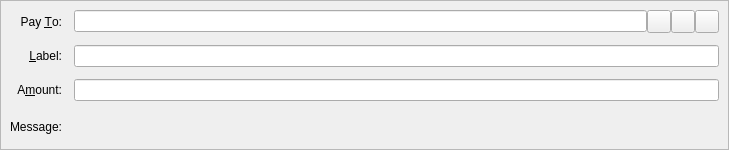
Old version of the form src/qt/forms/sendcoinsentry.ui in the repository smileycoin/smileyCoin.
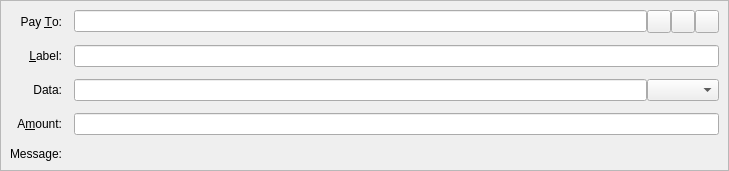
New version of the form. Icons and pictures are not drawn. Custom widgets are drawn as their Qt base class.

Commit message:
1. Send data as hex or ascii from wallet
2. Display transaction data in wallet

3. Sort and search data in wallet

```diff
--- a/src/qt/forms/sendcoinsentry.ui
+++ b/src/qt/forms/sendcoinsentry.ui
@@ -126,6 +126,40 @@
      </widget>
     </item>
     <item row="2" column="0">
+     <widget class="QLabel" name="dataLabel">
+      <property name="text">
+       <string>Data:</string>
+      </property>
+      <property name="alignment">
+       <set>Qt::AlignRight|Qt::AlignTrailing|Qt::AlignVCenter</set>
+      </property>
+      <property name="buddy">
+       <cstring>addAsData</cstring>
+      </property>
+     </widget>
+    </item>
+    <item row="2" column="1">
+     <layout class="QHBoxLayout" name="dataLayout">
+      <property name="spacing">
+       <number>0</number>
+      </property>
+      <item>
+       <widget class="QLineEdit" name="addAsData">
+       <property name="toolTip">
+        <string>Data to be sent with this transaction.</string>
+       </property>
+       </widget>
+      </item>
+      <item>
+       <widget class="QComboBox" name="addAsData2">
+       <property name="toolTip">
+        <string>Data can be sent as hexadecimal or unicode.</string>
+       </property>
+       </widget>
+      </item>
+     </layout>
+    </item>
+    <item row="3" column="0">
      <widget class="QLabel" name="amountLabel">
       <property name="text">
        <string>A&amp;mount:</string>
@@ -138,10 +172,10 @@
       </property>
      </widget>
     </item>
-    <item row="2" column="1">
+    <item row="3" column="1">
      <widget class="BitcoinAmountField" name="payAmount"/>
     </item>
-    <item row="3" column="0">
+    <item row="4" column="0">
      <widget class="QLabel" name="messageLabel">
       <property name="text">
        <string>Message:</string>
@@ -151,7 +185,7 @@
       </property>
      </widget>
     </item>
-    <item row="3" column="1">
+    <item row="4" column="1">
      <widget class="QLabel" name="messageTextLabel">
       <property name="toolTip">
        <string>A message that was attached to the smileycoin: URI which will be stored with the transaction for your reference. Note: This message will not be sent over the Smileycoin network.</string>
```
Left out of the diff: 59 changed lines with no effect on the pictures. The commit also changes 29 other files.
